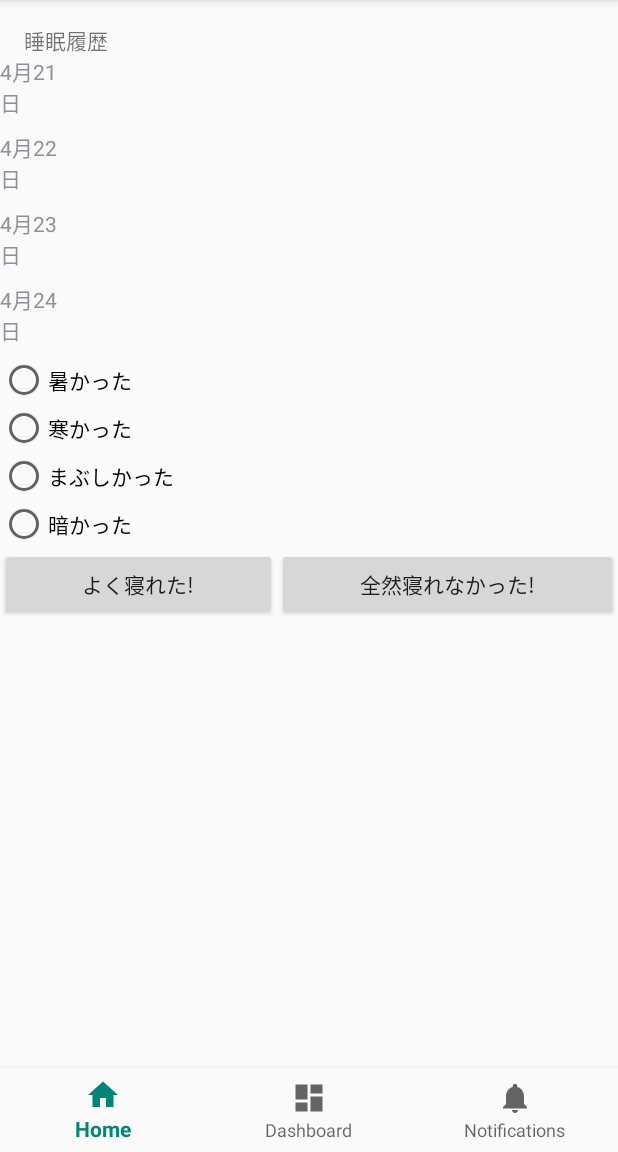
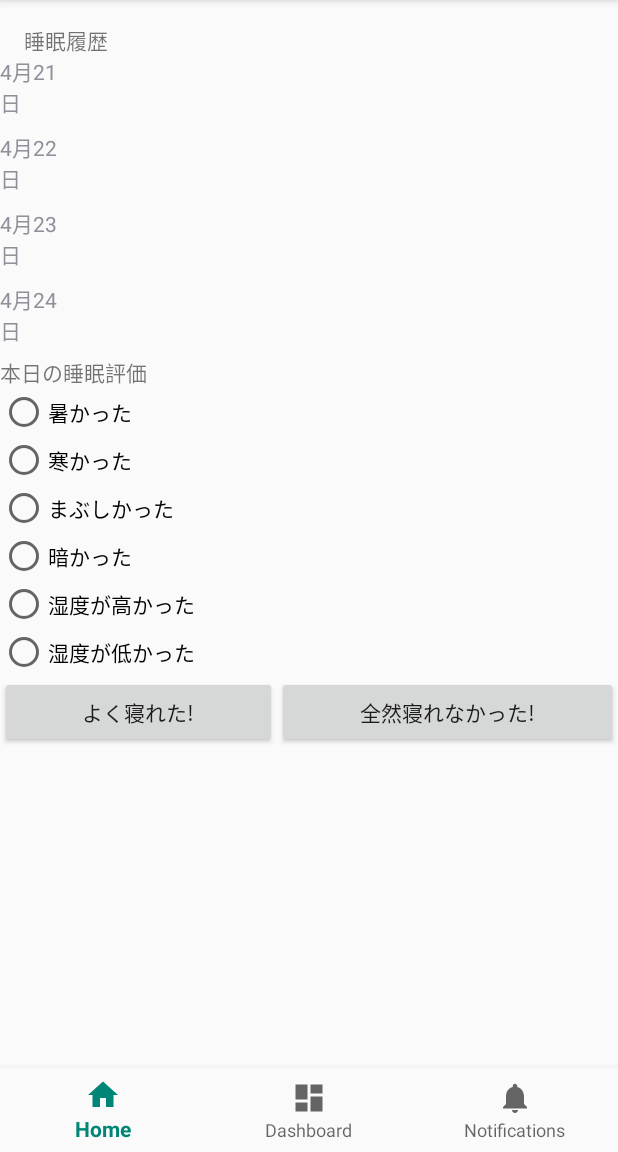
Before and after one commit to y-kunii/jasa_emotion_wg, an Android app: the screen it shows after launch (HomeActivity), on a phone screen of 412 x 824 dp, the part 84-1236 px from its top. Run offline under Robolectric (Android 15) with nearby library versions, the phone set to English and light mode, and no system bars.

Commit message:
[SleepTech] Add function about sending command.
-----About-----
	:Add function about sending evaluation command.

```diff
--- a/SleepTechUI/app/src/main/AndroidManifest.xml
+++ b/SleepTechUI/app/src/main/AndroidManifest.xml
@@ -1,6 +1,8 @@
 <?xml version="1.0" encoding="utf-8"?>
 <manifest xmlns:android="http://schemas.android.com/apk/res/android"
     package="com.example.sleeptechui">
+    <uses-permission android:name="android.permission.BLUETOOTH" />
+    <uses-permission android:name="android.permission.BLUETOOTH_ADMIN" />
 
     <application
         android:allowBackup="true"
--- a/SleepTechUI/app/src/main/java/com/example/sleeptechui/HomeActivity.java
+++ b/SleepTechUI/app/src/main/java/com/example/sleeptechui/HomeActivity.java
@@ -21,37 +21,36 @@ public class HomeActivity extends AppCompatActivity {
     final private boolean DEBUG_ON = true;
 
     //-------------------- Declaration member Block --------------------
-    private TextView mHomeTextView;
-    private Button mGoodButton;
-    private Button mBadButton;
-    private RadioGroup mRadioGroup; //UI_ITEM_ID_BAD_REASON_RADIO_GROUP
-    private RadioButton mReasonRadioButton1;
-    private RadioButton mReasonRadioButton2;
-    private RadioButton mReasonRadioButton3;
-    private RadioButton mReasonRadioButton4;
-    private GridView mSleepDaysGridView;
-    private SleepDaysGridAdapter mSleepDaysGridViewAdapter;
-    private BottomNavigationView mBottomNavigationView;
+    private TextView mHomeTextView = null;;
+    private Button mGoodButton = null;;
+    private Button mBadButton = null;;
+    private RadioGroup mRadioGroup = null;;
+    private RadioButton mReasonRadioButton1 = null;;
+    private RadioButton mReasonRadioButton2 = null;;
+    private RadioButton mReasonRadioButton3 = null;;
+    private RadioButton mReasonRadioButton4 = null;;
+    private GridView mSleepDaysGridView = null;;
+    private SleepDaysGridAdapter mSleepDaysGridViewAdapter = null;;
+    private BottomNavigationView mBottomNavigationView = null;;
     private final int FP = ViewGroup.LayoutParams.FILL_PARENT;
     private final int WC = ViewGroup.LayoutParams.WRAP_CONTENT;
     private SleepDataManager mSleepDataManager = null;
-//    private String[] list = {"4月1日","4月2日","4月3日","4月4日","4月5日",};
     private String[] mSleepDaysList = null;
+    private RapiroManager mRapiroManager = null;
+    private String mBadCommandWithReason = null;
+
     //-------------------- Declaration Listener Block --------------------
     View.OnClickListener mGoodButtonClickListener = new View.OnClickListener() {
         @Override
         public void onClick(View v) {
             switch (v.getId()){
                 case R.id.UI_ITEM_ID_GOOD_BUTTON:
-//                    Toast.makeText(HomeActivity.this,
-//                            ((Button)findViewById(R.id.UI_ITEM_ID_GOOD_BUTTON)).getText()
-//                            +"が押されました",
-//                            Toast.LENGTH_SHORT).show();
-                    if(DEBUG_ON) {
-                        //ここにDB格納処理を記載
-                    } else {
-                        //ここに評価送信処理を記載
-                    }
+                    new Thread(new Runnable() {
+                        @Override
+                        public void run() {
+                            mRapiroManager.sendCommand(SleepTechUIConstants.COMMAND_ID_FEEL_GOOD);
+                        }
+                    }).start();
                     break;
                 default:
             }
@@ -63,14 +62,17 @@ public class HomeActivity extends AppCompatActivity {
         public void onClick(View v) {
             switch (v.getId()){
                 case R.id.UI_ITEM_ID_BAD_BUTTON:
-                    Toast.makeText(HomeActivity.this,
-                            ((Button)findViewById(R.id.UI_ITEM_ID_BAD_BUTTON)).getText()
-                                    +"が押されました",
-                            Toast.LENGTH_SHORT).show();
-                    if(DEBUG_ON) {
-                        //ここにDB格納処理を記載
+                    if(mBadCommandWithReason == null){
+                        Toast.makeText(HomeActivity.this,
+                                "寝れなかった理由を選択して下さい。",
+                                Toast.LENGTH_SHORT).show();
                     } else {
-                        //ここに評価送信処理を記載
+                        new Thread(new Runnable() {
+                            @Override
+                            public void run() {
+                                mRapiroManager.sendCommand(mBadCommandWithReason);
+                            }
+                        }).start();
                     }
                     break;
                 default:
@@ -97,16 +99,22 @@ public class HomeActivity extends AppCompatActivity {
         private void onClickRadioButton(int checkedId) {
             switch (checkedId){
                 case R.id.UI_ITEM_ID_BAD_REASON_1_RADIO_BUTTON:
-
+                    mBadCommandWithReason = SleepTechUIConstants.COMMAND_ID_FEEL_BAD_BECAUSE_OF_HEAT;
                     break;
                 case R.id.UI_ITEM_ID_BAD_REASON_2_RADIO_BUTTON:
-
+                    mBadCommandWithReason = SleepTechUIConstants.COMMAND_ID_FEEL_BAD_BECAUSE_OF_COLDNESS;
                     break;
                 case R.id.UI_ITEM_ID_BAD_REASON_3_RADIO_BUTTON:
-
+                    mBadCommandWithReason = SleepTechUIConstants.COMMAND_ID_FEEL_BAD_BECAUSE_OF_BRIGHTNESS;
                     break;
                 case R.id.UI_ITEM_ID_BAD_REASON_4_RADIO_BUTTON:
-
+                    mBadCommandWithReason = SleepTechUIConstants.COMMAND_ID_FEEL_BAD_BECAUSE_OF_DARKNESS;
+                    break;
+                case R.id.UI_ITEM_ID_BAD_REASON_5_RADIO_BUTTON:
+                    mBadCommandWithReason = SleepTechUIConstants.COMMAND_ID_FEEL_BAD_BECAUSE_OF_MOISTURE;
+                    break;
+                case R.id.UI_ITEM_ID_BAD_REASON_6_RADIO_BUTTON:
+                    mBadCommandWithReason = SleepTechUIConstants.COMMAND_ID_FEEL_BAD_BECAUSE_OF_DRY;
                     break;
                 default:
             }
@@ -175,6 +183,7 @@ public class HomeActivity extends AppCompatActivity {
         initView();
         BottomNavigationView mBottomNavigationView = (BottomNavigationView) findViewById(R.id.UI_ITEM_ID_UNDER_NAVIGATION);
         mBottomNavigationView.setOnNavigationItemSelectedListener(mOnNavigationItemSelectedListener);
+        mRapiroManager = new RapiroManager();
     }
 
     private void initView(){
@@ -203,12 +212,14 @@ public class HomeActivity extends AppCompatActivity {
         SleepDayData dummyData3 = new SleepDayData("4月23日",22,30,5,"BAD");
         SleepDayData dummyData4 = new SleepDayData("4月24日",21,35,20,"BAD");
         SleepDayData dummyData5 = new SleepDayData("4月25日",25,30,11,"GOOD");
+        SleepDayData dummyData6 = new SleepDayData("5月31日",20,25,10,"(未設定)");
         if(mSleepDataManager != null){
             mSleepDataManager.insertData(dummyData1);
             mSleepDataManager.insertData(dummyData2);
             mSleepDataManager.insertData(dummyData3);
             mSleepDataManager.insertData(dummyData4);
             mSleepDataManager.insertData(dummyData5);
+            mSleepDataManager.insertData(dummyData6);
         }
     }
 
--- /dev/null
+++ b/SleepTechUI/app/src/main/java/com/example/sleeptechui/RapiroManager.java
@@ -0,0 +1,87 @@
+package com.example.sleeptechui;
+
+import android.bluetooth.BluetoothAdapter;
+import android.bluetooth.BluetoothDevice;
+import android.bluetooth.BluetoothSocket;
+import android.util.Log;
+
+import java.io.IOException;
+import java.io.OutputStream;
+import java.util.Set;
+import java.util.UUID;
+
+public class RapiroManager {
+    private String TAG = "RapiroManager";
+    private BluetoothAdapter mBluetoothAdapter;
+    private BluetoothDevice mBtDevice;
+    private BluetoothSocket mBtSocket; // BTソケット
+    private OutputStream mOutput; // 出力ストリーム
+    private boolean isBTReady = false;
+
+    RapiroManager(){
+        connectToParingDevice();
+    }
+
+    public void connectToParingDevice(){
+        mBluetoothAdapter = BluetoothAdapter.getDefaultAdapter();
+        if(mBluetoothAdapter == null){
+            Log.i(TAG,"Get BluetoothAdapter failed!!");
+            return;
+        }
+        Set<BluetoothDevice> pairedDevices = mBluetoothAdapter.getBondedDevices();
+        Log.i(TAG,"PairedDevices ------------------------");
+        if (pairedDevices.size() > 0) {
+            String address = "";
+            for (BluetoothDevice device : pairedDevices) {
+                Log.i(TAG,"Name : " + device.getName());
+                Log.i(TAG,"Address : " + device.getAddress());
+                address = device.getAddress();
+            }
+            mBtDevice = mBluetoothAdapter.getRemoteDevice(address);
+            sppConnect();
+        } else {
+            Log.i(TAG,"PairedDevice is none");
+        }
+    }
+
+    private void sppConnect(){
+        Log.i(TAG,"sppConnect Start");
+        // BTソケットのインスタンスを取得
+        try {
+            // 接続に使用するプロファイルを指定
+            mBtSocket = mBtDevice.createRfcommSocketToServiceRecord(UUID.fromString("00001101-0000-1000-8000-00805F9B34FB"));
+            // // ソケットを接続する
+            mBtSocket.connect();
+            mOutput = mBtSocket.getOutputStream(); // 出力ストリームオブジェクトを得る
+            if(mBtSocket.isConnected() && mOutput != null){
+                isBTReady = true;
+                Log.i(TAG,"Bluetooth Connect is Ready!!!");
+            }
+        } catch (IOException e) {
+            e.printStackTrace();
+        }
+        Log.i(TAG,"sppConnect End");
+    }
+
+    public void sendCommand(String cmd){
+        Log.i(TAG,"sendCommand Start");
+        if(!isBTReady){
+            Log.i(TAG,"Bluetooth Connect is not Ready!!!");
+            return;
+        }
+        if (mBtSocket == null) {
+            sppConnect();
+        }
+        try {
+            //mOutput.write(cmd[0]);
+            Log.i(TAG,"send ->[" + cmd.getBytes("UTF-8") + "]");
+            mOutput.write(cmd.getBytes("UTF-8"));
+        } catch (IOException e) {
+            e.printStackTrace();
+            mBtSocket = null;
+        }
+        Log.i(TAG,"sendCommand End");
+    }
+
+
+}
--- a/SleepTechUI/app/src/main/res/layout/activity_main.xml
+++ b/SleepTechUI/app/src/main/res/layout/activity_main.xml
@@ -28,6 +28,7 @@
             android:id="@+id/UI_ITEM_ID_SLEEP_DAYS_SPACE"
             android:layout_width="match_parent"
             android:layout_height="200dp"
+            android:background="@drawable/border"
             android:orientation="vertical" >
 
             <GridView
@@ -36,10 +37,15 @@
                 android:verticalSpacing="1dp"
                 android:layout_width="match_parent"
                 android:layout_height="match_parent"
-                android:background="@drawable/border"
                 />
 
         </LinearLayout>
+
+        <TextView
+            android:id="@+id/textView"
+            android:layout_width="match_parent"
+            android:layout_height="wrap_content"
+            android:text="本日の睡眠評価" />
 
         <RadioGroup
             android:id="@+id/UI_ITEM_ID_BAD_REASON_RADIO_GROUP"
@@ -73,6 +79,20 @@
                 android:layout_height="wrap_content"
                 android:layout_weight="1"
                 android:text="暗かった" />
+
+            <RadioButton
+                android:id="@+id/UI_ITEM_ID_BAD_REASON_5_RADIO_BUTTON"
+                android:layout_width="wrap_content"
+                android:layout_height="wrap_content"
+                android:layout_weight="1"
+                android:text="湿度が高かった" />
+
+            <RadioButton
+                android:id="@+id/UI_ITEM_ID_BAD_REASON_6_RADIO_BUTTON"
+                android:layout_width="wrap_content"
+                android:layout_height="wrap_content"
+                android:layout_weight="1"
+                android:text="湿度が低かった" />
         </RadioGroup>
 
         <LinearLayout
```
Also changed, not shown: SleepTechUI/app/src/main/java/com/example/sleeptechui/SleepTechUIConstants.java (added, +11 -0 lines).
